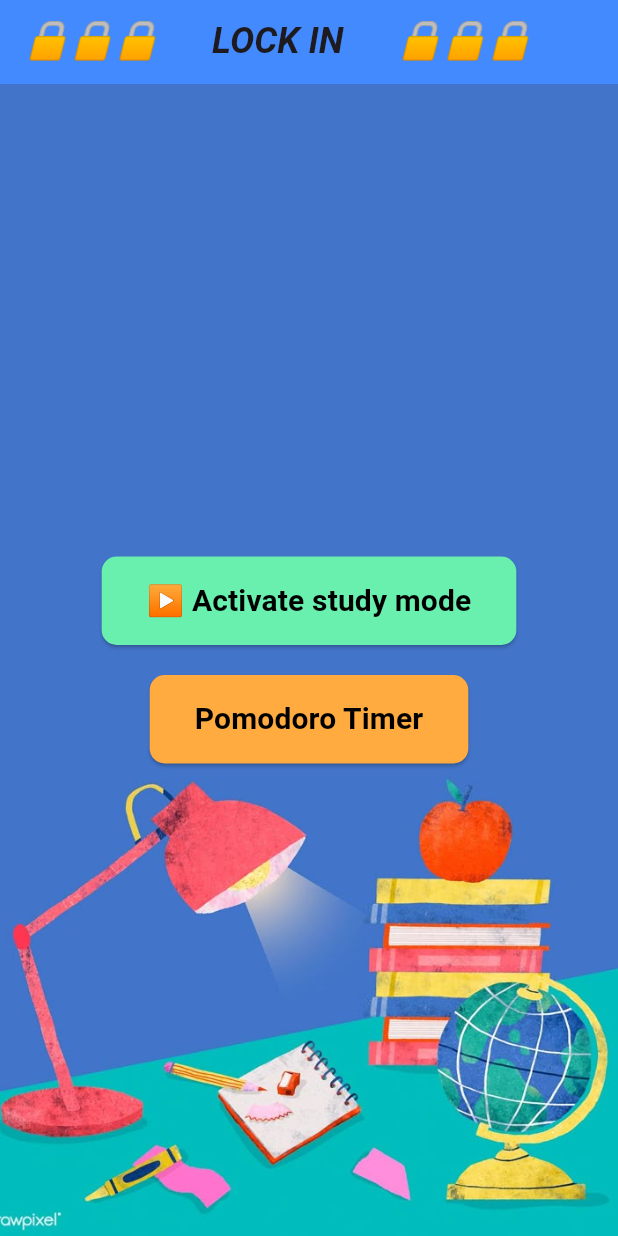
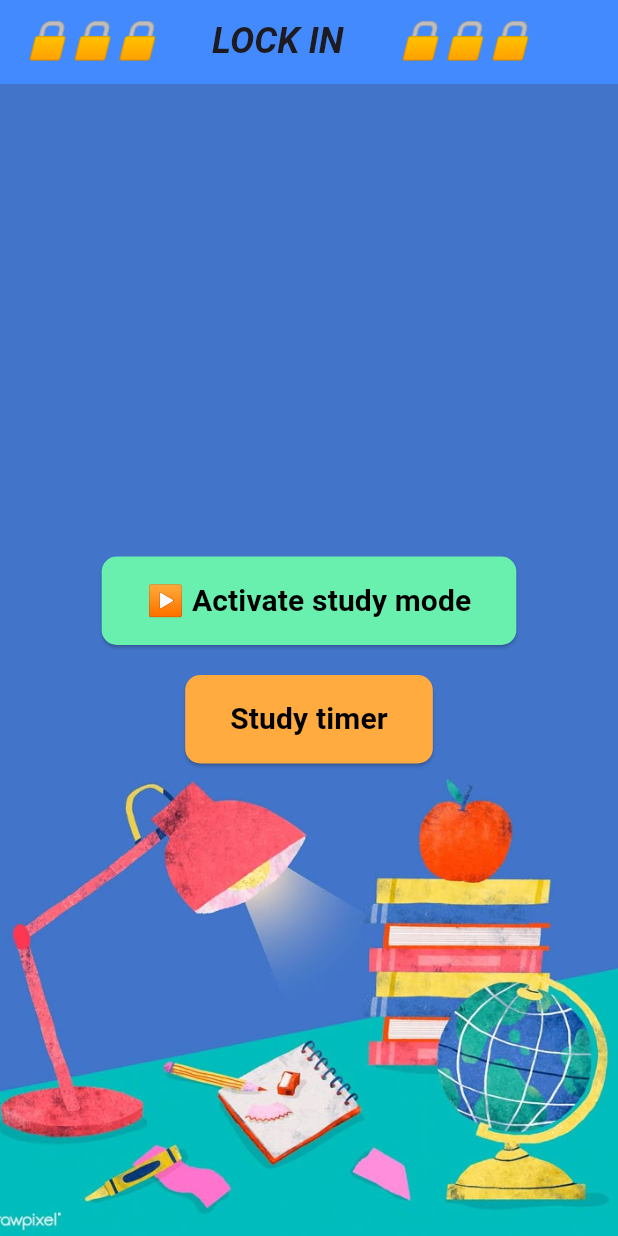
Before and after one commit to Michel0301/studyApp, a Flutter app: the screen it shows after launch, on a phone screen of 412 x 824 dp. Run offline on Flutter 3.47's test engine with Material 3 defaults, Android fonts, the light colour scheme and no system bars; our stand-ins replace audioplayers, flutter_local_notifications.

Commit message:
changed study pomodoro timer, to the name study timer

```diff
--- a/lib/notification_service.dart
+++ b/lib/notification_service.dart
@@ -24,7 +24,7 @@ class NotificationService {
     const AndroidNotificationDetails androidPlatformChannelSpecifics =
     AndroidNotificationDetails(
       'pomodoro_channel',
-      'Pomodoro Timer',
+      'Study timer',
       channelDescription: 'Shows timer countdown on lockscreen',
       importance: Importance.max,
       priority: Priority.high,
--- a/lib/pomodoro_timer.dart
+++ b/lib/pomodoro_timer.dart
@@ -95,7 +95,7 @@ class _PomodoroTimerState extends State<PomodoroTimer> with WidgetsBindingObserv
     return Scaffold(
       appBar: AppBar(
         title: const Text(
-          'Pomodoro Timer',
+          'Study timer',
           style: TextStyle(
             fontWeight: FontWeight.bold,
             fontStyle: FontStyle.italic,
--- a/lib/study_mode.dart
+++ b/lib/study_mode.dart
@@ -97,7 +97,7 @@ class _StudyModeState extends State<StudyMode> with WidgetsBindingObserver {
                   backgroundColor: Colors.orangeAccent,
                 ),
                 child: const Text(
-                  'Pomodoro Timer',
+                  'Study timer',
                   style: TextStyle(
                     fontSize: 20,
                     fontWeight: FontWeight.bold,
```
